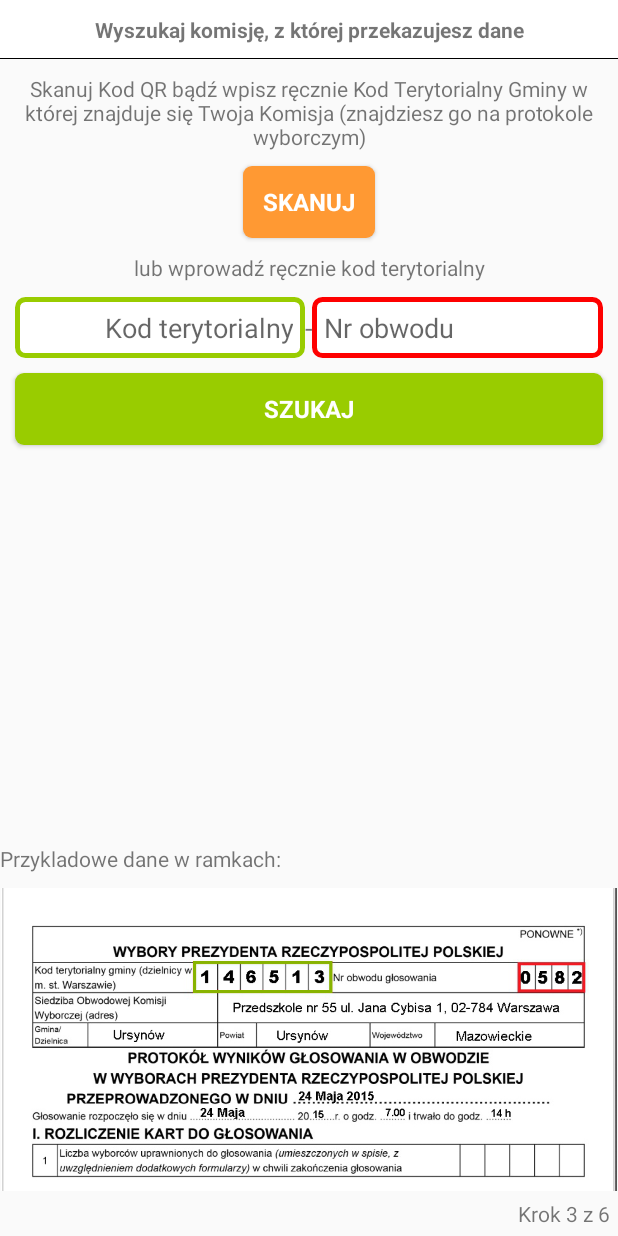
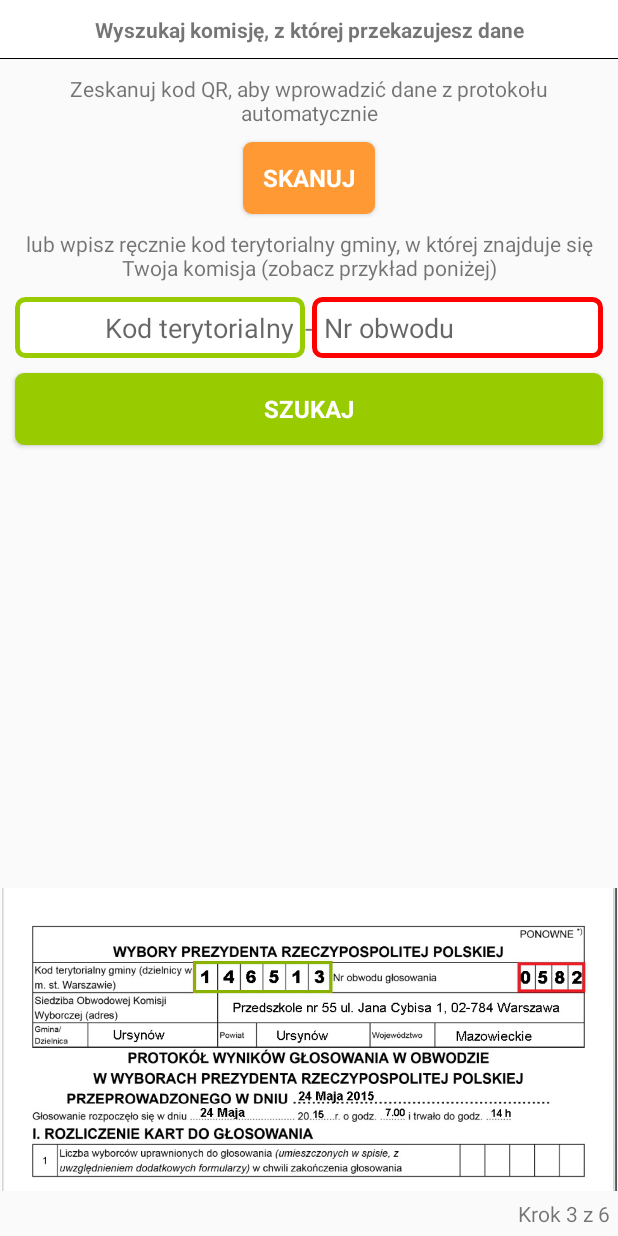
Before and after one commit to OpenPKW-Mobile/Android, an Android app: the FilterCommissionsFragment screen opened directly, with no data from a screen before it, on a phone screen of 412 x 824 dp. Run offline under Robolectric (Android 15) with nearby library versions, the phone set to English and light mode, and no system bars; libraries missing offline, so code that uses them is left out: com.google.zxing.integration.

```diff
--- a/app/src/main/AndroidManifest.xml
+++ b/app/src/main/AndroidManifest.xml
@@ -13,6 +13,7 @@
     <uses-feature android:name="android.hardware.camera.autofocus" />
 
     <application
+        android:name=".app.OpenpkwApp"
         android:allowBackup="true"
         android:icon="@mipmap/openpkw_icon"
         android:label="@string/app.name"
--- a/app/src/main/java/pl/openpkw/openpkwmobile/fragments/FilterCommissionsFragment.java
+++ b/app/src/main/java/pl/openpkw/openpkwmobile/fragments/FilterCommissionsFragment.java
@@ -186,7 +186,7 @@ public class FilterCommissionsFragment extends Fragment {
                 progressDialog.dismiss();
             }
             if (commission != null) {
-                if (getActivity() != null && NetworkManager.isOnline(getActivity().getApplicationContext())) {
+                if (getActivity() != null) { //&& NetworkManager.isOnline(getActivity().getApplicationContext())
                     Intent votingFormActivity = new Intent(getActivity(), VotingFormActivity.class);
                     votingFormActivity.putExtra(COMMISSION_EXTRA, commission);
                     votingFormActivity.putExtra(USER_EXTRA, user);
--- a/app/src/main/res/layout/fragment_filter_commissions.xml
+++ b/app/src/main/res/layout/fragment_filter_commissions.xml
@@ -39,7 +39,7 @@
         android:layout_height="wrap_content"
         android:gravity="center_vertical|center_horizontal"
         android:padding="10dp"
-        android:text="lub wprowadź ręcznie kod terytorialny" />
+        android:text="@string/filter.commissions.label.enterdatamanually" />
 
     <LinearLayout
         android:layout_width="match_parent"
@@ -101,13 +101,6 @@
         android:layout_width="match_parent"
         android:layout_height="match_parent">
 
-        <TextView
-            android:layout_width="match_parent"
-            android:layout_height="wrap_content"
-            android:layout_above="@+id/fragment_filter_commissions_protocol_image"
-            android:paddingBottom="10dp"
-            android:text="@string/filter.commissions.example.label" />
-
         <ImageView
             android:id="@+id/fragment_filter_commissions_protocol_image"
             android:layout_width="match_parent"
--- a/app/src/main/res/values/strings.xml
+++ b/app/src/main/res/values/strings.xml
@@ -20,7 +20,7 @@
     <string name="register.buttonlabel.register">Zarejestruj</string>
     <string name="register.fill.all.fields">Wypełnij wszystkie pola</string>
     <string name="register.email.exists">Podany adres e-mail już istnieje w naszej bazie</string>
-    <string name="register.ok">Rejestracja przebiegła prawidłowo, na podany adres e-mail w dniu 24.05.2015 ok godziny 18:00 zostanie wysłana informacja z dalszymi krokami</string>
+    <string name="register.ok">Rejestracja przebiegła prawidłowo, na podany adres e-mail w dniu 24.05.2015 ok. godziny 18:00 zostanie wysłana informacja z dalszymi krokami</string>
     <string name="global.search">Szukaj</string>
     <string name="login.label.newaccount">Nowy użytkownik</string>
     <string name="login.label.fpassword">Nie pamiętasz hasła?</string>
@@ -40,7 +40,7 @@
     <string name="internal.server.error">Wystąpił błąd</string>
     <string name="login.error.nointernetconnection">Brak połączenia internetowego!\nSprawdź swoje ustawienia sieciowe</string>
     <string name="filter.commissions.label.top">Wyszukaj komisję, z której przekazujesz dane</string>
-    <string name="filter.commissions.label">Skanuj Kod QR bądź wpisz ręcznie Kod Terytorialny Gminy w której znajduje się  Twoja Komisja (znajdziesz go na protokole wyborczym)</string>
+    <string name="filter.commissions.label">Zeskanuj kod QR, aby wprowadzić dane z protokołu automatycznie</string>
     <string name="filter.commissions.scan.button">Skanuj</string>
     <string name="filter.commissions.example.label">Przykladowe dane w ramkach:</string>
     <string name="filter.commissions.edittext.teritorial.code">Kod terytorialny</string>
@@ -82,7 +82,7 @@
     <string name="fragment.send.images.will.send.later">Zostaną one przesłane na serwer automatycznie gdy połączysz się z Internetem</string>
 
     <string name="fragment.send.images.final.text.with.results">Wyniki przekażemy na:</string>
-    <string name="fragment.send.images.final.text.with.results.link">otwartapw.pl</string>
+    <string name="fragment.send.images.final.text.with.results.link">www.openpkw.pl</string>
 
     <string name="fragment.photo.preview.dont.have.images">Nie wykonałeś żadnych zdjęć. Czy chcesz kontynuować bez wysyłania fotografii protokołu wyborczego.</string>
     <string name="dialog.ok">Tak</string>
@@ -124,4 +124,5 @@
     <string name="summary.info.failed">Twoje dane nie zostały przesłane na serwer</string>
     <string name="summary.detail.success">Dziękujemy za poświęcony czas i dobrze wykonaną misję społeczną</string>
     <string name="summary.detail.failed">Sprawdź ustawienia czy jesteś połączony z Internetem i spróbuj ponownie.</string>
+    <string name="filter.commissions.label.enterdatamanually">lub wpisz ręcznie kod terytorialny gminy, w której znajduje się Twoja komisja (zobacz przykład poniżej)</string>
 </resources>
```
Also changed, not shown: app/build.gradle (+7 -14 lines), app/src/main/java/pl/openpkw/openpkwmobile/app/OpenpkwApp.java (added, +19 -0 lines), app/src/main/java/pl/openpkw/openpkwmobile/fragments/TakePhotoFragment.java (+16 -9 lines), app/libs/Parse-1.9.3.jar (added), app/libs/ParseCrashReporting-1.9.3.jar (added).
